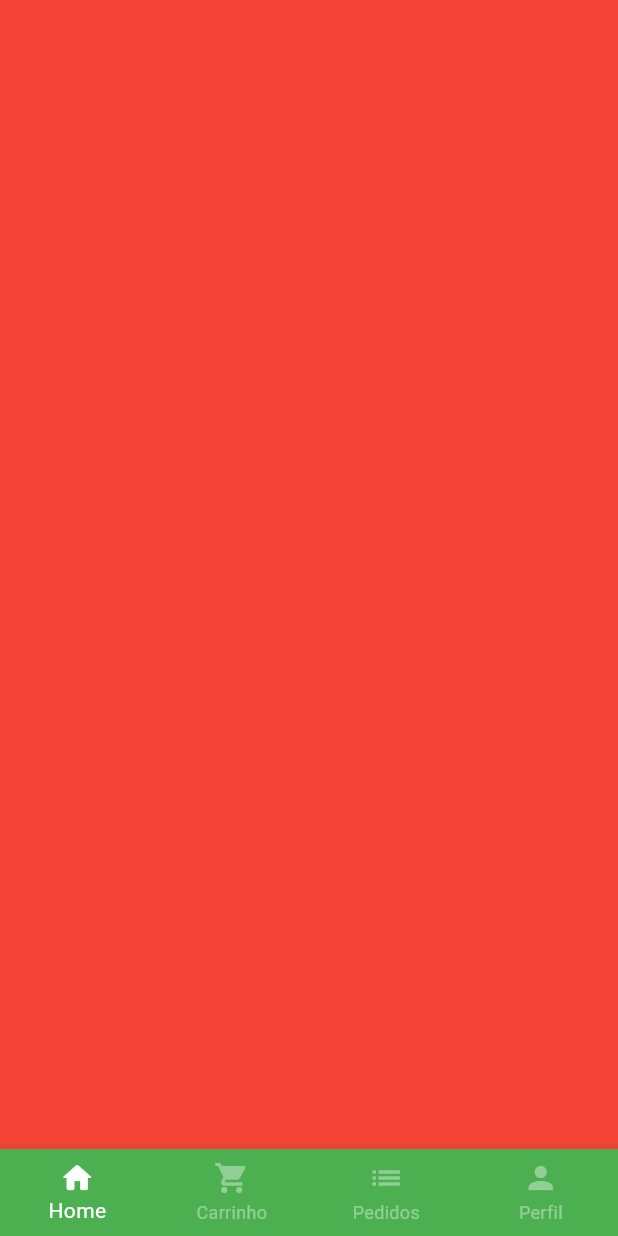
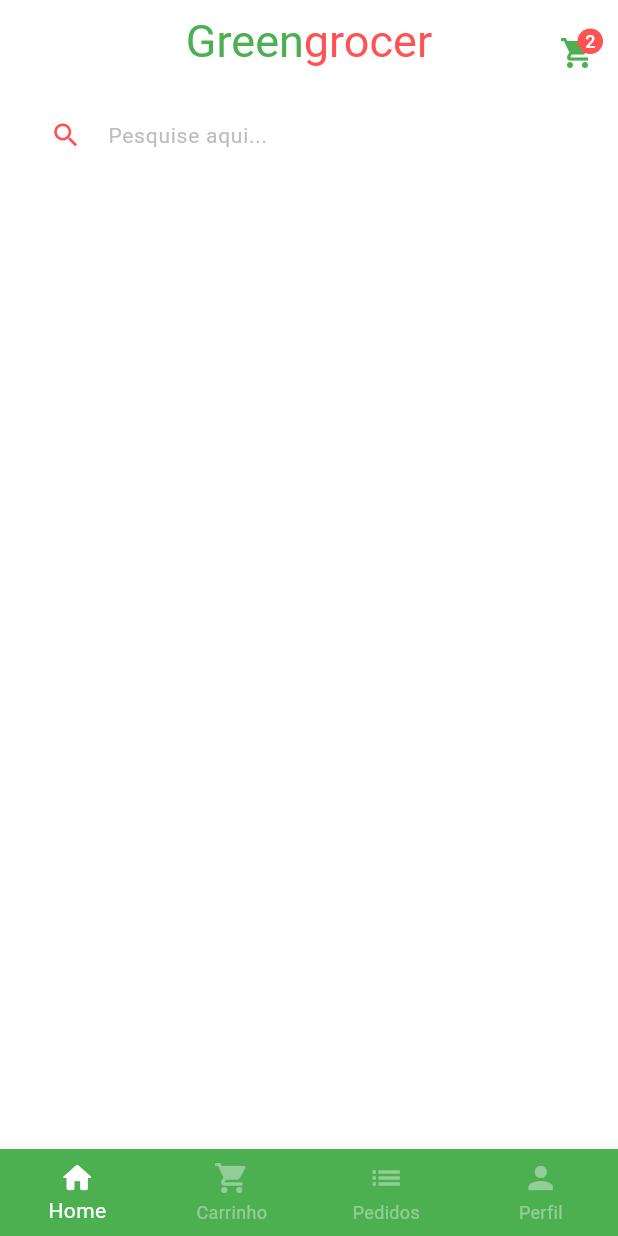
Before and after one commit to Pinheiro-dev/Quitanda, a Flutter app: the screen it shows after launch, after a tap on "Entrar", on a phone screen of 412 x 824 dp. Run offline on Flutter 3.47's test engine with Material 2 defaults, Android fonts, the phone set to English and light mode, and no system bars; our stand-ins replace animated_text_kit, mask_text_input_formatter.

Commit message:
Feat: Cria HomeTab, sua appBar com badge e cria campo de pesquisa

```diff
--- a/lib/main.dart
+++ b/lib/main.dart
@@ -27,6 +27,7 @@ class MyApp extends StatelessWidget {
         theme: ThemeData(
           colorScheme:
               ColorScheme.fromSeed(seedColor: CustomColors.customSwatchColor),
+          scaffoldBackgroundColor: Colors.white.withAlpha(190),
           useMaterial3: true,
         ),
         debugShowCheckedModeBanner: false,
--- a/lib/src/base/base_screen.dart
+++ b/lib/src/base/base_screen.dart
@@ -1,4 +1,6 @@
 import 'package:flutter/material.dart';
+
+import '../home/home_tab.dart';
 
 class BaseScreen extends StatefulWidget {
   const BaseScreen({super.key});
@@ -18,7 +20,7 @@ class _BaseScreenState extends State<BaseScreen> {
         controller: pageController,
         physics: const NeverScrollableScrollPhysics(),
         children: [
-          Container(color: Colors.red),
+          const HomTab(),
           Container(color: Colors.yellow),
           Container(color: Colors.blue),
           Container(color: Colors.purple),
--- /dev/null
+++ b/lib/src/home/home_tab.dart
@@ -0,0 +1,96 @@
+import 'package:flutter/material.dart';
+import 'package:quitanda/src/Config/custom_colors.dart';
+
+class HomTab extends StatelessWidget {
+  const HomTab({super.key});
+
+  @override
+  Widget build(BuildContext context) {
+    return Scaffold(
+      // --- app bar ---
+      appBar: AppBar(
+        backgroundColor: Colors.transparent,
+        elevation: 0,
+        centerTitle: true,
+        title: Text.rich(
+          TextSpan(
+            style: const TextStyle(
+              fontSize: 30,
+            ),
+            children: [
+              TextSpan(
+                  text: "Green",
+                  style: TextStyle(color: CustomColors.customSwatchColor)),
+              TextSpan(
+                  text: "grocer",
+                  style: TextStyle(color: CustomColors.customContrastColor)),
+            ],
+          ),
+        ),
+        actions: [
+          Padding(
+            padding: const EdgeInsets.only(
+              top: 15,
+              right: 15,
+            ),
+            child: GestureDetector(
+              onTap: () {},
+              child: Badge(
+                alignment: AlignmentDirectional.topEnd,
+                backgroundColor: CustomColors.customContrastColor,
+                label: const Text(
+                  "2",
+                  style: TextStyle(
+                    color: Colors.white,
+                    fontSize: 12,
+                  ),
+                ),
+                child: Icon(
+                  Icons.shopping_cart,
+                  color: CustomColors.customSwatchColor,
+                ),
+              ),
+            ),
+          )
+        ],
+      ),
+
+      body: Column(
+        children: [
+          //TODO Campo de pesquisa
+          Padding(
+            padding: const EdgeInsets.symmetric(horizontal: 20, vertical: 10),
+            child: TextFormField(
+              decoration: InputDecoration(
+                filled: true,
+                fillColor: Colors.white,
+                isDense: true,
+                hintText: "Pesquise aqui...",
+                hintStyle: TextStyle(
+                  color: Colors.grey.shade400,
+                  fontSize: 14,
+                ),
+                prefixIcon: Icon(
+                  Icons.search,
+                  color: CustomColors.customContrastColor,
+                  size: 21,
+                ),
+                border: OutlineInputBorder(
+                  borderRadius: BorderRadius.circular(60),
+                  borderSide: const BorderSide(
+                    width: 0,
+                    style: BorderStyle.none,
+                  ),
+                ),
+              ),
+            ),
+          ),
+
+          //TODO Categorias
+
+          //TODO Grid
+        ],
+      ),
+    );
+  }
+}
```
